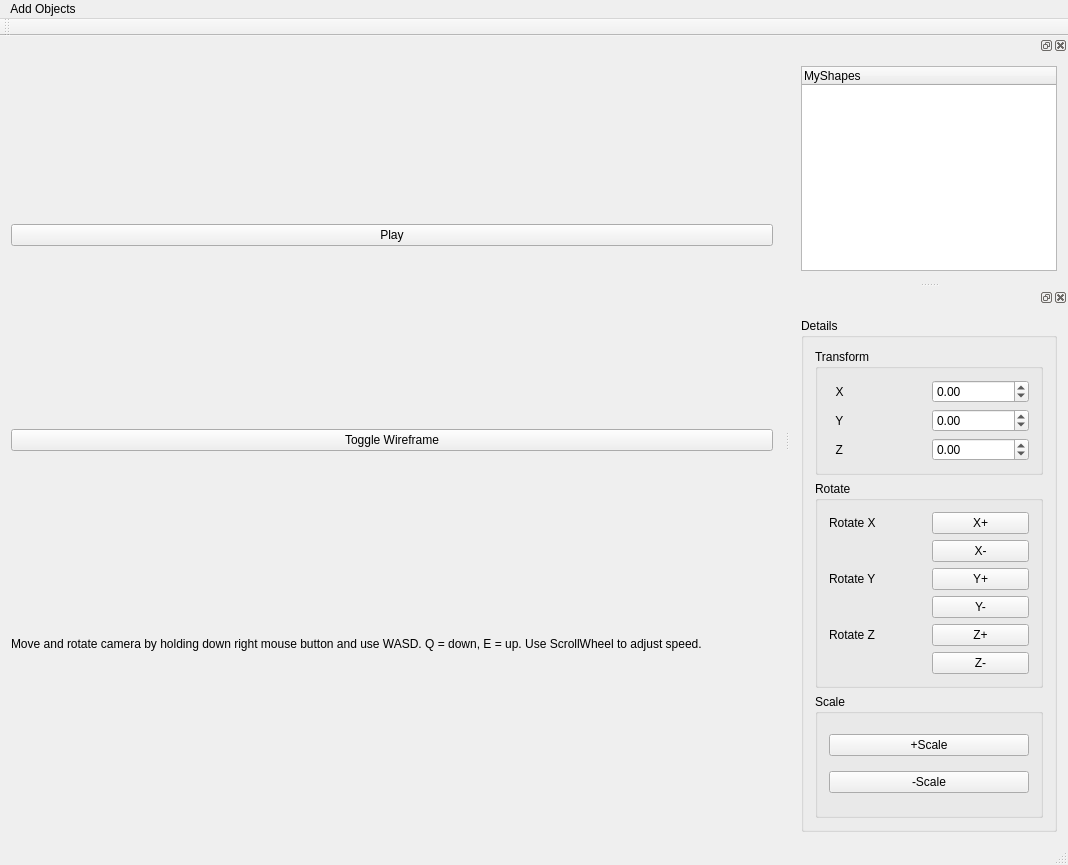
First picture: the form in mainwindow.ui, repository FredrikEik/Game_Engine_Architecture, before the edit.
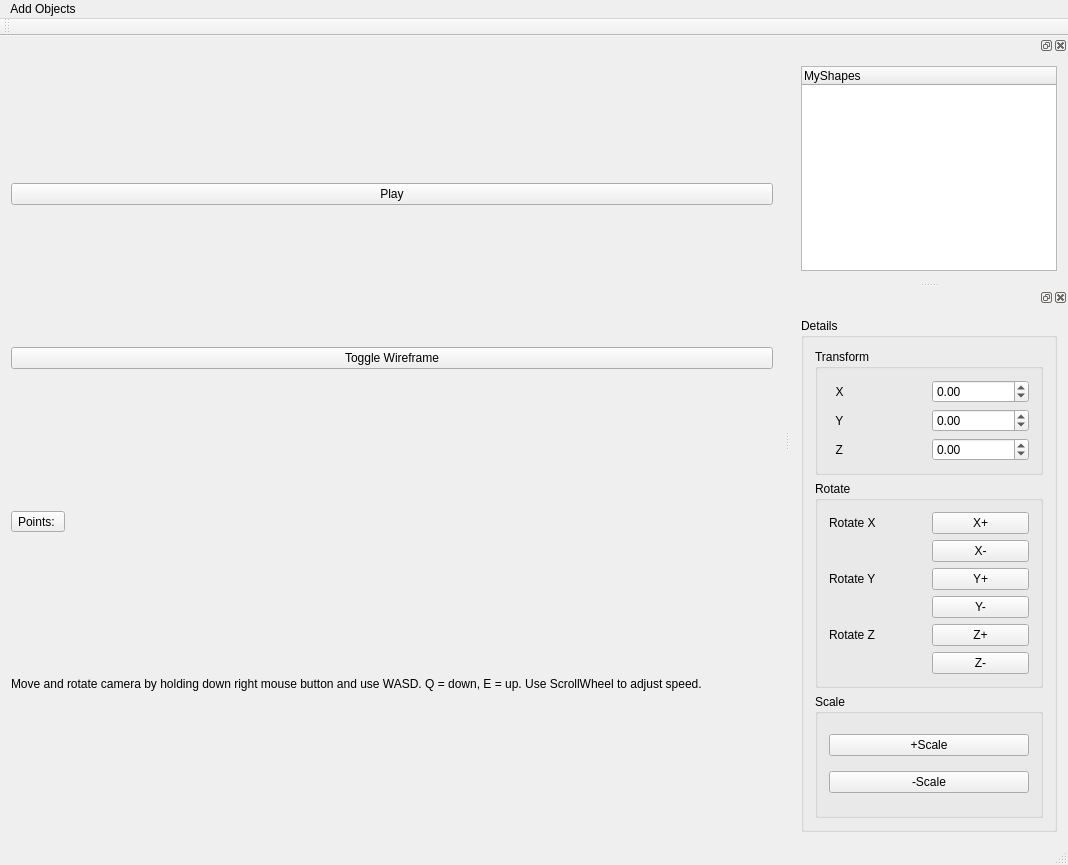
Second picture: the form after the edit.

Diff of the .ui file:
```diff
--- a/mainwindow.ui
+++ b/mainwindow.ui
@@ -41,6 +41,13 @@
       </property>
      </widget>
     </item>
+    <item>
+     <widget class="QToolButton" name="toolButton">
+      <property name="text">
+       <string>Points: </string>
+      </property>
+     </widget>
+    </item>
     <item>
      <layout class="QVBoxLayout" name="OpenGLLayout"/>
     </item>
```
